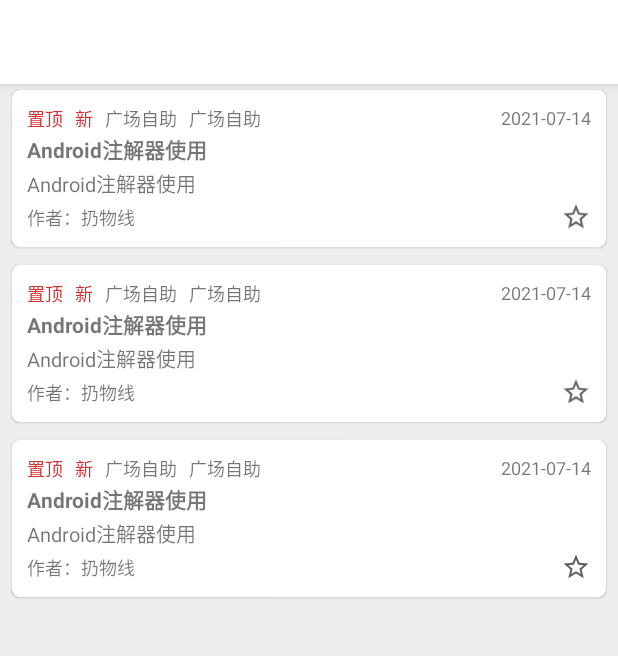
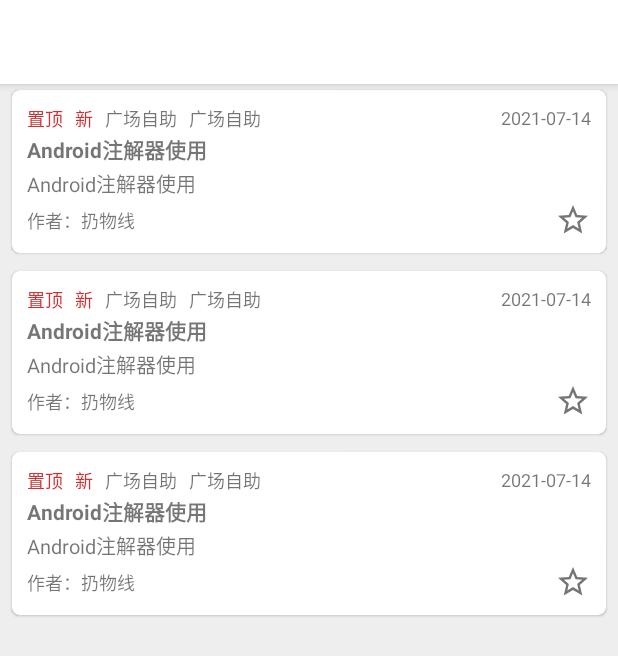
Before and after one commit to simple565/WanDevelop, an Android app: the layout fragment_home.xml on its own in the app's theme, with its tools: preview values and no code run, on a phone screen of 412 x 824 dp. Shown: the top 656 px of the screen. Run offline under Robolectric (Android 15) with nearby library versions, the phone set to English and light mode, and no system bars; network calls fail.

Commit message:
“我的”页面ui修改

```diff
--- a/app/src/main/java/com/maureen/wandevelop/ui/account/LoginFragment.kt
+++ b/app/src/main/java/com/maureen/wandevelop/ui/account/LoginFragment.kt
@@ -1,5 +1,6 @@
 package com.maureen.wandevelop.ui.account
 
+import android.app.Activity
 import android.os.Bundle
 import android.view.LayoutInflater
 import android.view.View
@@ -47,6 +48,7 @@ class LoginFragment : BaseFragment() {
     }
 
     private val userInfoHandler: (UserInfo) -> Unit = {
+        requireActivity().setResult(Activity.RESULT_OK)
         requireActivity().finish()
     }
 }
--- /dev/null
+++ b/app/src/main/res/drawable-night/bg_item_press_status.xml
@@ -0,0 +1,5 @@
+<?xml version="1.0" encoding="utf-8"?>
+<selector xmlns:android="http://schemas.android.com/apk/res/android">
+    <item android:drawable="@color/gray_500" android:state_pressed="true" />
+    <item android:drawable="@color/black" android:state_pressed="false" />
+</selector>
--- /dev/null
+++ b/app/src/main/res/drawable/bg_item_press_status.xml
@@ -0,0 +1,5 @@
+<?xml version="1.0" encoding="utf-8"?>
+<selector xmlns:android="http://schemas.android.com/apk/res/android">
+    <item android:drawable="@color/gray_100" android:state_pressed="true" />
+    <item android:drawable="@color/white" android:state_pressed="false" />
+</selector>
--- /dev/null
+++ b/app/src/main/res/drawable/ic_collect.xml
@@ -0,0 +1,5 @@
+<?xml version="1.0" encoding="utf-8"?>
+<selector xmlns:android="http://schemas.android.com/apk/res/android">
+    <item android:drawable="@drawable/ic_star_border" android:state_checked="false" />
+    <item android:drawable="@drawable/ic_star_full" android:state_checked="true" />
+</selector>
--- /dev/null
+++ b/app/src/main/res/drawable/ic_star_full.xml
@@ -0,0 +1,10 @@
+<vector xmlns:android="http://schemas.android.com/apk/res/android"
+    android:width="24dp"
+    android:height="24dp"
+    android:tint="?attr/colorControlNormal"
+    android:viewportWidth="24"
+    android:viewportHeight="24">
+    <path
+        android:fillColor="@android:color/white"
+        android:pathData="M12,17.27L18.18,21l-1.64,-7.03L22,9.24l-7.19,-0.61L12,2 9.19,8.63 2,9.24l5.46,4.73L5.82,21z" />
+</vector>
--- a/app/src/main/res/drawable/shape_ractangle_with_corner.xml
+++ b/app/src/main/res/drawable/shape_rectangle_with_corner.xml
@@ -1,5 +1,5 @@
 <?xml version="1.0" encoding="utf-8"?>
 <shape xmlns:android="http://schemas.android.com/apk/res/android"
     android:shape="rectangle">
-    <corners android:radius="14dp" />
+    <corners android:radius="20dp" />
 </shape>
--- a/app/src/main/res/layout/item_article.xml
+++ b/app/src/main/res/layout/item_article.xml
@@ -8,7 +8,10 @@
     android:layout_marginTop="4dp"
     android:layout_marginEnd="8dp"
     android:layout_marginBottom="8dp"
+    android:background="@drawable/bg_item_press_status"
+    android:clickable="true"
     android:elevation="4dp"
+    android:focusable="true"
     app:cardCornerRadius="5dp">
 
     <androidx.constraintlayout.widget.ConstraintLayout
@@ -112,12 +115,12 @@
             app:layout_constraintTop_toTopOf="@id/item_article_iv_like"
             tools:text="作者：扔物线" />
 
-        <ImageView
+        <CheckBox
             android:id="@+id/item_article_iv_like"
-            android:layout_width="20dp"
-            android:layout_height="20dp"
+            android:layout_width="24dp"
+            android:layout_height="24dp"
             android:layout_marginTop="2dp"
-            android:background="@drawable/ic_star_border"
+            android:button="@drawable/ic_collect"
             app:layout_constraintEnd_toEndOf="parent"
             app:layout_constraintTop_toBottomOf="@id/item_article_tv_description"
             app:layout_goneMarginTop="0dp"
--- a/app/src/main/res/values/colors.xml
+++ b/app/src/main/res/values/colors.xml
@@ -5,6 +5,7 @@
     <color name="transparent">#00000000</color>
     <color name="gray_100">#F5F5F5</color>
     <color name="gray_200">#EEEEEE</color>
+    <color name="gray_500">#9E9E9E</color>
     <color name="gray_700">#616161</color>
     <color name="gray_900">#212121</color>
     <color name="teal_500">#009688</color>
--- a/app/src/main/res/values/styles.xml
+++ b/app/src/main/res/values/styles.xml
@@ -17,6 +17,8 @@
     </style>
 
     <style name="setItemLayoutStyle">
+        <item name="android:clickable">true</item>
+        <item name="android:focusable">true</item>
         <item name="android:layout_width">match_parent</item>
         <item name="android:layout_height">48dp</item>
         <item name="android:gravity">center_vertical</item>
```
Also changed, not shown: app/src/main/java/com/maureen/wandevelop/ui/account/AccountFragment.kt (+9 -6 lines), app/src/main/java/com/maureen/wandevelop/ui/account/RegisterFragment.kt (+8 -0 lines), app/src/main/res/drawable/ic_arrow_right.xml (added, +10 -0 lines), app/src/main/res/layout/fragment_account.xml (+43 -13 lines).
